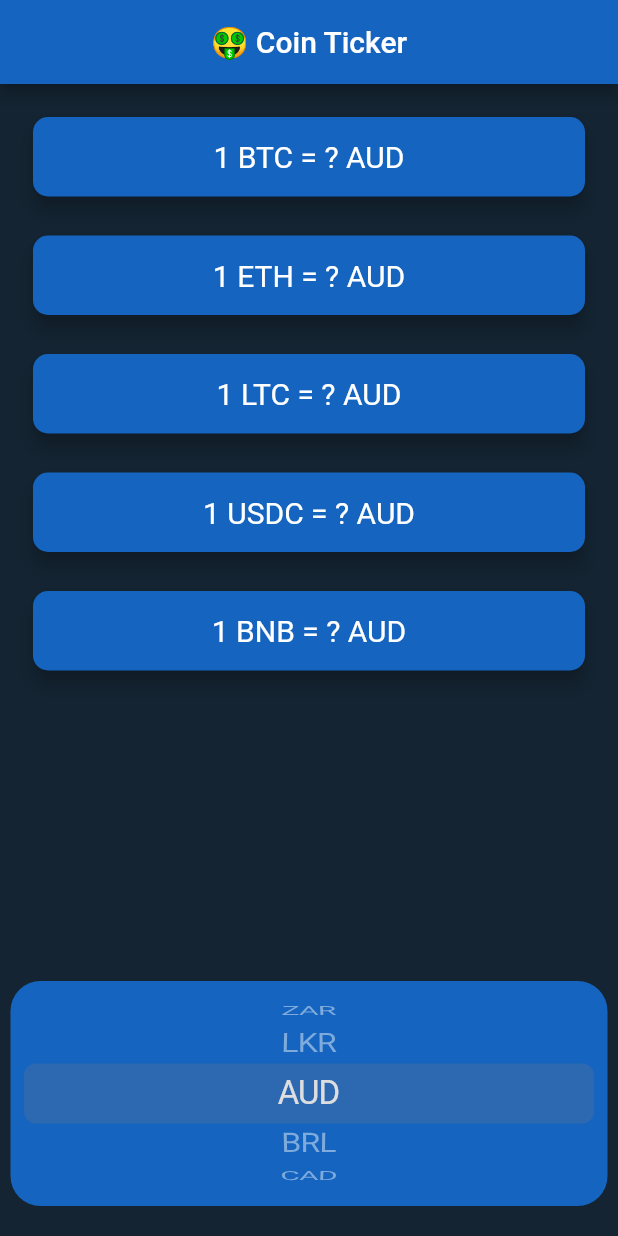
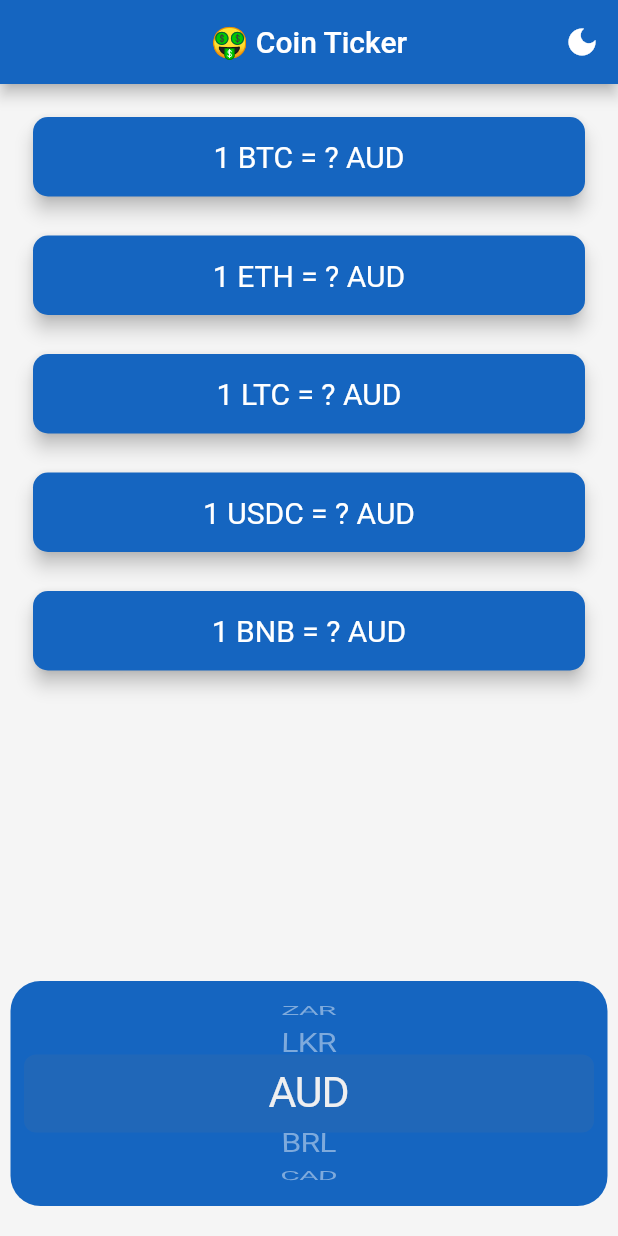
Before and after one commit to chaniru-puldith/crypto-ticker-flutter-app, a Flutter app: the screen it shows after launch, on a phone screen of 412 x 824 dp. Run offline on Flutter 3.47's test engine with Material 2 defaults, Android fonts, the phone set to English and light mode, and no system bars; our stand-ins replace flutter_dotenv; network calls fail.

Commit message:
Dark theme and light theme

```diff
--- a/lib/main.dart
+++ b/lib/main.dart
@@ -12,18 +12,28 @@ void main() async {
 }
 
 class MyApp extends StatelessWidget {
+  static final ValueNotifier<ThemeMode> themeNotifier =
+      ValueNotifier(ThemeMode.light);
   const MyApp({super.key});
 
   @override
   Widget build(BuildContext context) {
     SystemChrome.setSystemUIOverlayStyle(
         SystemUiOverlayStyle(statusBarColor: Colors.blue.shade800));
+    return ValueListenableBuilder<ThemeMode>(
+        valueListenable: themeNotifier,
+        builder: (_, ThemeMode currentMode, __) {
           return MaterialApp(
             debugShowCheckedModeBanner: false,
-      theme: ThemeData.dark().copyWith(
+            theme: ThemeData.light().copyWith(
+                primaryColor: Colors.blue.shade800,
+                scaffoldBackgroundColor: Color(0xFFF5F5F5)),
+            darkTheme: ThemeData.dark().copyWith(
                 primaryColor: Colors.blue.shade800,
                 scaffoldBackgroundColor: Color(0xFF142432)),
+            themeMode: ThemeMode.system,
             home: PriceScreen(),
           );
+        });
   }
 }
--- a/lib/price_screen.dart
+++ b/lib/price_screen.dart
@@ -1,6 +1,7 @@
 import 'package:flutter/cupertino.dart';
 import 'package:flutter/material.dart';
 import 'coin_data.dart';
+import 'main.dart';
 
 class PriceScreen extends StatefulWidget {
   @override
@@ -25,6 +26,18 @@ class _PriceScreenState extends State<PriceScreen> {
         centerTitle: true,
         title: const Text('🤑 Coin Ticker'),
         backgroundColor: Colors.blue.shade800,
+        actions: [
+          IconButton(
+              icon: Icon(MyApp.themeNotifier.value == ThemeMode.light
+                  ? Icons.dark_mode
+                  : Icons.light_mode),
+              onPressed: () {
+                MyApp.themeNotifier.value =
+                    MyApp.themeNotifier.value == ThemeMode.light
+                        ? ThemeMode.dark
+                        : ThemeMode.light;
+              })
+        ],
       ),
       body: Column(
         mainAxisAlignment: MainAxisAlignment.spaceBetween,
@@ -45,6 +58,7 @@ class _PriceScreenState extends State<PriceScreen> {
               padding: const EdgeInsets.only(top: 7.0, bottom: 7.0),
               alignment: Alignment.center,
               child: CupertinoPicker(
+                magnification: 1.3,
                 looping: true,
                 itemExtent: 40.0,
                 onSelectedItemChanged: (int index) async {
@@ -70,6 +84,7 @@ class _PriceScreenState extends State<PriceScreen> {
               currency,
               style: const TextStyle(
                 fontSize: 22,
+                color: Colors.white,
               ),
             ),
           ),
```
Lines whose indentation alone changed are shown as unchanged.
